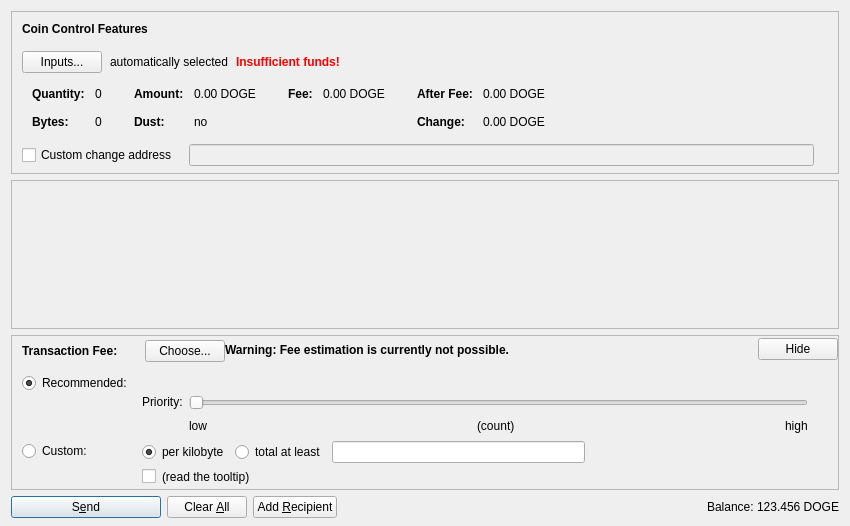
Before: the Qt Designer form src/qt/forms/sendcoinsdialog.ui in M77171T/AlNajm, drawn with Qt 5.
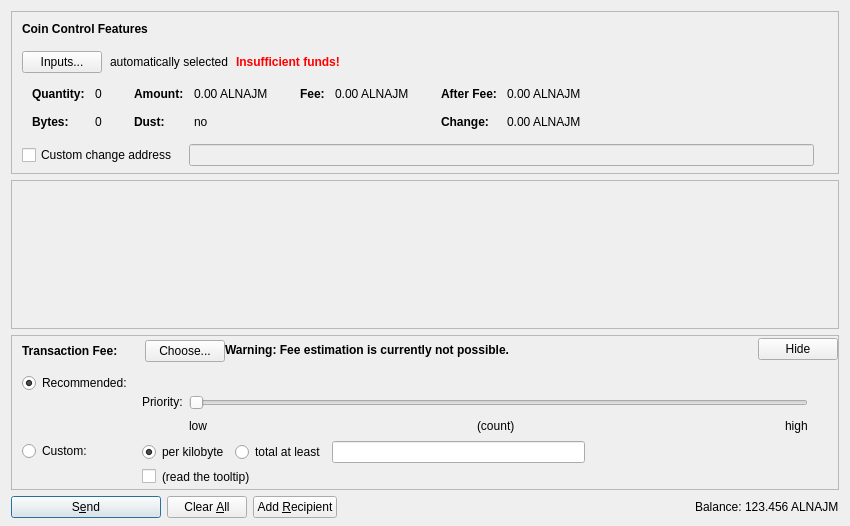
After: the same form once the commit is applied. Icons and pictures are not drawn. Custom widgets are drawn as their Qt base class.

```diff
--- a/src/qt/forms/sendcoinsdialog.ui
+++ b/src/qt/forms/sendcoinsdialog.ui
@@ -324,7 +324,7 @@
                   <enum>Qt::ActionsContextMenu</enum>
                  </property>
                  <property name="text">
-                  <string notr="true">0.00 DOGE</string>
+                  <string notr="true">0.00 ALNAJM</string>
                  </property>
                  <property name="textInteractionFlags">
                   <set>Qt::LinksAccessibleByMouse|Qt::TextSelectableByKeyboard|Qt::TextSelectableByMouse</set>
@@ -404,7 +404,7 @@
                   <enum>Qt::ActionsContextMenu</enum>
                  </property>
                  <property name="text">
-                  <string notr="true">0.00 DOGE</string>
+                  <string notr="true">0.00 ALNAJM</string>
                  </property>
                  <property name="textInteractionFlags">
                   <set>Qt::LinksAccessibleByMouse|Qt::TextSelectableByKeyboard|Qt::TextSelectableByMouse</set>
@@ -455,7 +455,7 @@
                   <enum>Qt::ActionsContextMenu</enum>
                  </property>
                  <property name="text">
-                  <string notr="true">0.00 DOGE</string>
+                  <string notr="true">0.00 ALNAJM</string>
                  </property>
                  <property name="textInteractionFlags">
                   <set>Qt::LinksAccessibleByMouse|Qt::TextSelectableByKeyboard|Qt::TextSelectableByMouse</set>
@@ -484,7 +484,7 @@
                   <enum>Qt::ActionsContextMenu</enum>
                  </property>
                  <property name="text">
-                  <string notr="true">0.00 DOGE</string>
+                  <string notr="true">0.00 ALNAJM</string>
                  </property>
                  <property name="textInteractionFlags">
                   <set>Qt::LinksAccessibleByMouse|Qt::TextSelectableByKeyboard|Qt::TextSelectableByMouse</set>
@@ -1303,7 +1303,7 @@
           <cursorShape>IBeamCursor</cursorShape>
          </property>
          <property name="text">
-          <string notr="true">123.456 DOGE</string>
+          <string notr="true">123.456 ALNAJM</string>
          </property>
          <property name="textInteractionFlags">
           <set>Qt::LinksAccessibleByMouse|Qt::TextSelectableByKeyboard|Qt::TextSelectableByMouse</set>
```
Left out of the diff: 6 changed lines with no effect on the pictures.
